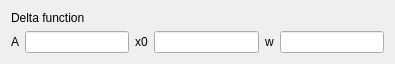
Old version of the form subProj/SubSpectrumEditor/spectrumeditorcustomdelta.ui in the repository DawidMaciazek/Polichromator.
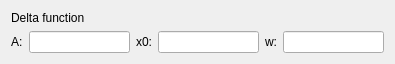
New version of the form.

The edit to the form file:
```diff
--- a/subProj/SubSpectrumEditor/spectrumeditorcustomdelta.ui
+++ b/subProj/SubSpectrumEditor/spectrumeditorcustomdelta.ui
@@ -26,7 +26,7 @@
      <item>
       <widget class="QLabel" name="label_4">
        <property name="text">
-        <string>A</string>
+        <string>A:</string>
        </property>
       </widget>
      </item>
@@ -36,7 +36,7 @@
      <item>
       <widget class="QLabel" name="label_3">
        <property name="text">
-        <string>x0</string>
+        <string>x0:</string>
        </property>
       </widget>
      </item>
@@ -46,7 +46,7 @@
      <item>
       <widget class="QLabel" name="label_2">
        <property name="text">
-        <string>w</string>
+        <string>w:</string>
        </property>
       </widget>
      </item>
```
